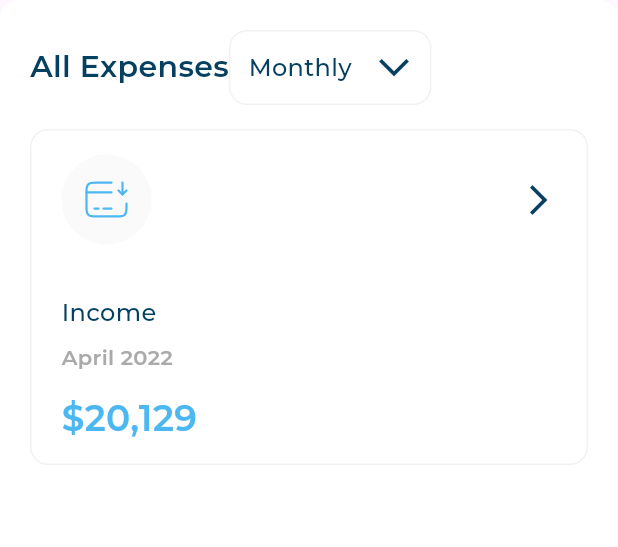
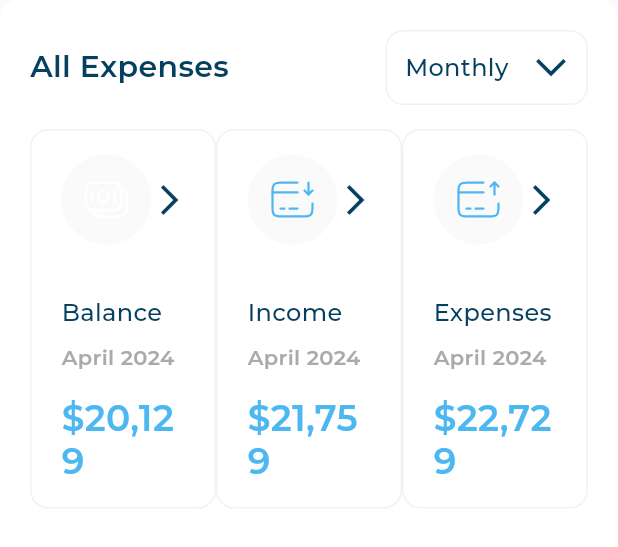
Before and after one commit to ELhelally/responsive_dash_board2, a Flutter app: the AllExpensess widget shown alone on an empty page, opened directly, on a phone screen of 412 x 824 dp. Shown: the top 547 px of the screen. Run offline on Flutter 3.47's test engine with Material 3 defaults, Android fonts, the phone set to English and light mode, and no system bars; our stand-ins replace flutter_svg; project files that could hold a hidden picture were left out.

Commit message:
add the row of Bulid of card item

```diff
--- /dev/null
+++ b/lib/all_expensess_item_list_view.dart
@@ -0,0 +1,33 @@
+import 'package:flutter/material.dart';
+import 'package:responsive_dash_board/models/all_expensess_item_model.dart';
+import 'package:responsive_dash_board/utils/app_images.dart';
+import 'package:responsive_dash_board/widgets/all_expensess_item.dart';
+
+class AllExpensessItemListView extends StatelessWidget {
+  const AllExpensessItemListView({super.key});
+  static const items = [
+    AllExpensessItemModel(
+        image: Assets.assetsImagesMoneys,
+        title: 'Balance',
+        date: 'April 2024',
+        price: r'$20,129'),
+    AllExpensessItemModel(
+        image: Assets.assetsImagesIncome,
+        title: 'Income',
+        date: 'April 2024',
+        price: r'$21,759'),
+    AllExpensessItemModel(
+        image: Assets.assetsImagesExpenses,
+        title: 'Expenses',
+        date: 'April 2024',
+        price: r'$22,729'),
+  ];
+  @override
+  Widget build(BuildContext context) {
+    return Row(
+      children: items
+          .map((e) => Expanded(child: AllExpensessItem(itemModel: e)))
+          .toList(),
+    );
+  }
+}
--- a/lib/widgets/all_expansess_header.dart
+++ b/lib/widgets/all_expansess_header.dart
@@ -1,6 +1,7 @@
 import 'package:flutter/material.dart';
 import 'package:flutter/widgets.dart';
 import 'package:responsive_dash_board/utils/app_styles.dart';
+import 'package:responsive_dash_board/widgets/range_options.dart';
 
 class AllExpansessHeader extends StatelessWidget {
   const AllExpansessHeader({super.key});
@@ -10,42 +11,9 @@ class AllExpansessHeader extends StatelessWidget {
     return const Row(
       children: [
         Text('All Expenses', style: AppStyles.styleSemiBold20),
+        Expanded(child: SizedBox()),
         RangeOptions()
       ],
     );
   }
 }
-
-class RangeOptions extends StatelessWidget {
-  const RangeOptions({
-    super.key,
-  });
-
-  @override
-  Widget build(BuildContext context) {
-    return Container(
-      padding: const EdgeInsets.all(12),
-      decoration: ShapeDecoration(
-        color: Colors.white,
-        shape: RoundedRectangleBorder(
-          side: const BorderSide(width: 1, color: Color(0xFFF1F1F1)),
-          borderRadius: BorderRadius.circular(12),
-        ),
-      ),
-      child: Row(
-        children: [
-          const Text('Monthly', style: AppStyles.styleMedium16),
-          const SizedBox(
-            width: 16,
-          ),
-          Transform.rotate(
-              angle: -1.57079633,
-              child: const Icon(
-                Icons.arrow_back_ios_new_outlined,
-                color: Color(0xFF064060),
-              ))
-        ],
-      ),
-    );
-  }
-}
--- a/lib/widgets/all_expensess.dart
+++ b/lib/widgets/all_expensess.dart
@@ -1,4 +1,5 @@
 import 'package:flutter/material.dart';
+import 'package:responsive_dash_board/all_expensess_item_list_view.dart';
 import 'package:responsive_dash_board/models/all_expensess_item_model.dart';
 import 'package:responsive_dash_board/utils/app_images.dart';
 import 'package:responsive_dash_board/widgets/all_expansess_header.dart';
@@ -23,12 +24,7 @@ class AllExpensess extends StatelessWidget {
           SizedBox(
             height: 16,
           ),
-          AllExpensessItem(
-              itemModel: AllExpensessItemModel(
-                  image: Assets.assetsImagesIncome,
-                  title: 'Income',
-                  date: 'April 2022',
-                  price: r'$20,129'))
+          AllExpensessItemListView()
         ],
       ),
     );
--- a/lib/widgets/all_expensess_item.dart
+++ b/lib/widgets/all_expensess_item.dart
@@ -1,4 +1,5 @@
 import 'package:flutter/material.dart';
+import 'package:responsive_dash_board/all_expensess_item_list_view.dart';
 import 'package:responsive_dash_board/models/all_expensess_item_model.dart';
 import 'package:responsive_dash_board/utils/app_styles.dart';
 import 'package:responsive_dash_board/widgets/all_expensess_item_header.dart';
--- a/lib/widgets/all_expensess_item_header.dart
+++ b/lib/widgets/all_expensess_item_header.dart
@@ -1,7 +1,5 @@
 import 'package:flutter/material.dart';
 import 'package:flutter_svg/flutter_svg.dart';
-import 'package:responsive_dash_board/utils/app_images.dart';
-import 'package:responsive_dash_board/widgets/user_info_list_title.dart';
 
 class AllExpansessItemHader extends StatelessWidget {
   const AllExpansessItemHader({super.key, required this.image});
@@ -20,13 +18,12 @@ class AllExpansessItemHader extends StatelessWidget {
           ),
           child: Center(child: SvgPicture.asset(image)),
         ),
-        const Spacer(),
         Transform.rotate(
             angle: -1.57079633 * 2,
             child: const Icon(
               Icons.arrow_back_ios_new_outlined,
               color: Color(0xFF064060),
-            ))
+            )),
       ],
     );
   }
--- a/lib/widgets/range_options.dart
+++ b/lib/widgets/range_options.dart
@@ -4,10 +4,8 @@ import 'package:responsive_dash_board/utils/app_styles.dart';
 class RangeOptions extends StatelessWidget {
   const RangeOptions({
     super.key,
-    required this.image,
   });
 
-  final String image;
   @override
   Widget build(BuildContext context) {
     return Container(
```
